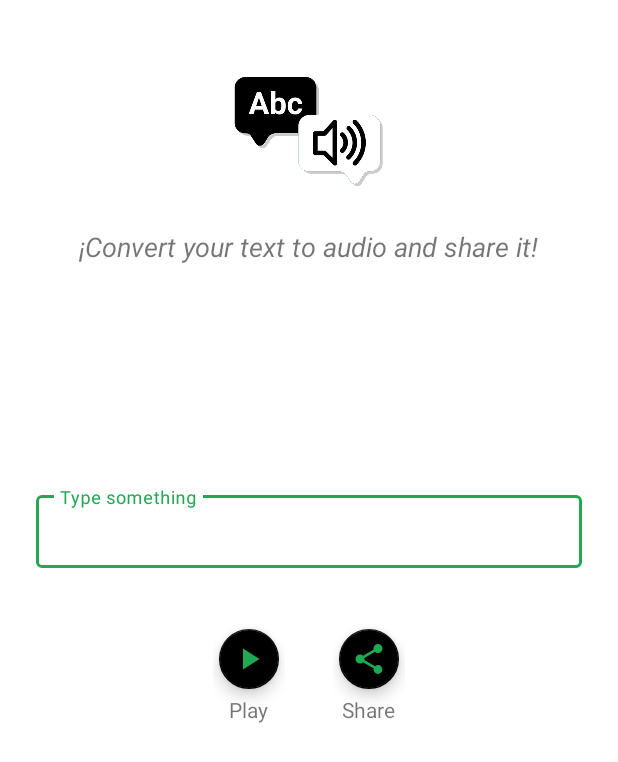
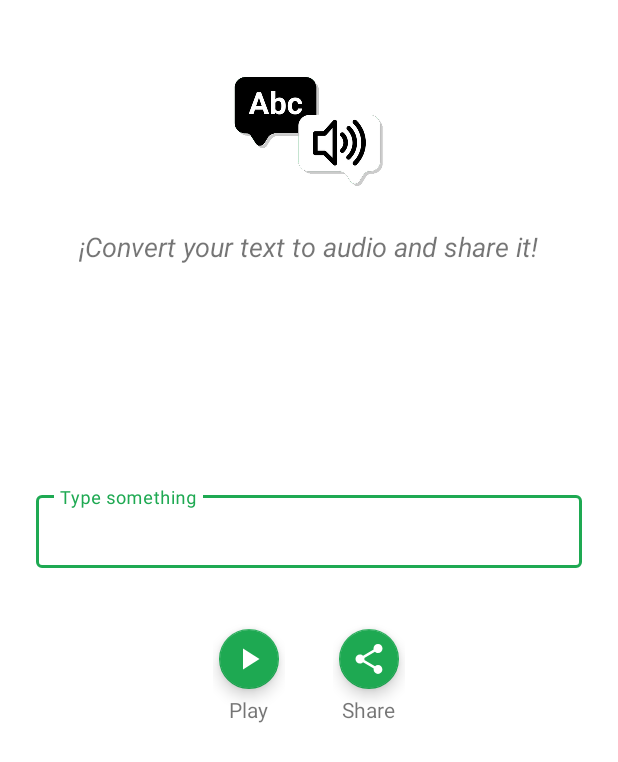
Before and after one commit to jimmyale3102/text_to_speech, an Android app: the screen it shows after launch (MainActivity), on a phone screen of 412 x 824 dp. Shown: the top 762 px of the screen. Run offline under Robolectric (Android 15) with nearby library versions, the light colour scheme and no system bars.

Commit message:
Minor changes

```diff
--- a/app/src/main/java/dev/alejo/say_it/core/Permission.kt
+++ b/app/src/main/java/dev/alejo/say_it/core/Permission.kt
@@ -11,7 +11,7 @@ import dev.alejo.say_it.databinding.AlertPermissionBinding
 
 class MyPermission(private val context: Context) {
 
-    private fun requestCustomPermission() {
+    fun requestCustomPermission() {
         if (ActivityCompat.shouldShowRequestPermissionRationale(
                 context as Activity,
                 Manifest.permission.WRITE_EXTERNAL_STORAGE)
--- a/app/src/main/java/dev/alejo/say_it/ui/MainActivity.kt
+++ b/app/src/main/java/dev/alejo/say_it/ui/MainActivity.kt
@@ -54,7 +54,7 @@ class MainActivity : AppCompatActivity(), TextToSpeech.OnInitListener {
         if(myPermission.validatePermission())
             shareAudio()
         else
-            binding.mainView.snack(R.string.share_unavailable)
+            binding.mainView.snack(this, R.string.share_unavailable)
     }
 
     @SuppressLint("QueryPermissionsNeeded")
--- a/app/src/main/res/values/themes.xml
+++ b/app/src/main/res/values/themes.xml
@@ -5,8 +5,8 @@
         <item name="colorPrimary">@color/green</item>
         <item name="colorOnPrimary">@color/white</item>
         <!-- Secondary brand color. -->
-        <item name="colorSecondary">@color/black</item>
-        <item name="colorOnSecondary">@color/green</item>
+        <item name="colorSecondary">@color/green</item>
+        <item name="colorOnSecondary">@color/white</item>
         <!-- Customize your theme here. -->
     </style>
 </resources>
```
Also changed, not shown: app/src/main/java/dev/alejo/say_it/core/extensions/Snackbar.kt (+11 -1 lines).
